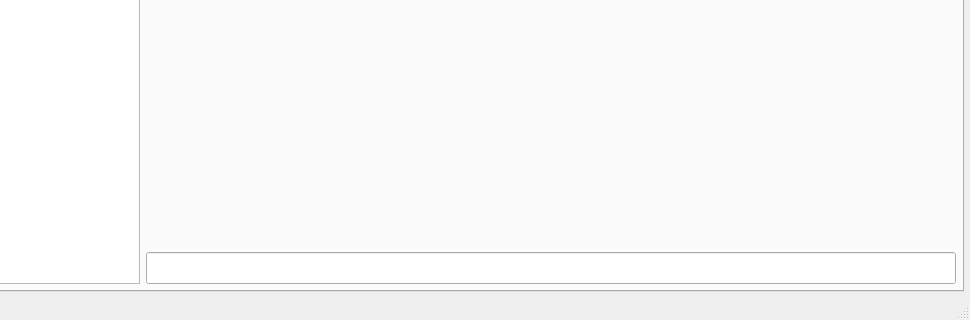
gbizzotto/eptg, file mainwindow.ui: the form before one commit; both pictures show x 124 to 1094 and y 423 to 743 of the 1094 by 743 pixel window.
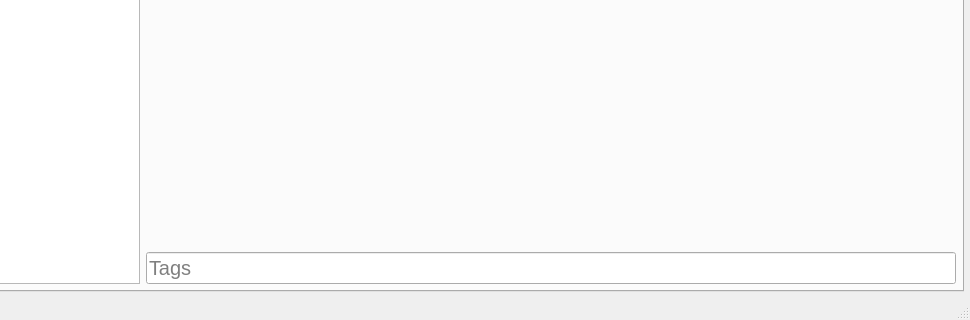
The form after the commit. The open tabs and pages were chosen to show the change.

Patch:
```diff
--- a/mainwindow.ui
+++ b/mainwindow.ui
@@ -237,6 +237,9 @@
               <pointsize>15</pointsize>
              </font>
             </property>
+            <property name="placeholderText">
+             <string>Tags</string>
+            </property>
            </widget>
           </item>
          </layout>
```
Left out of the diff: 2 changed lines with no effect on the pictures.
